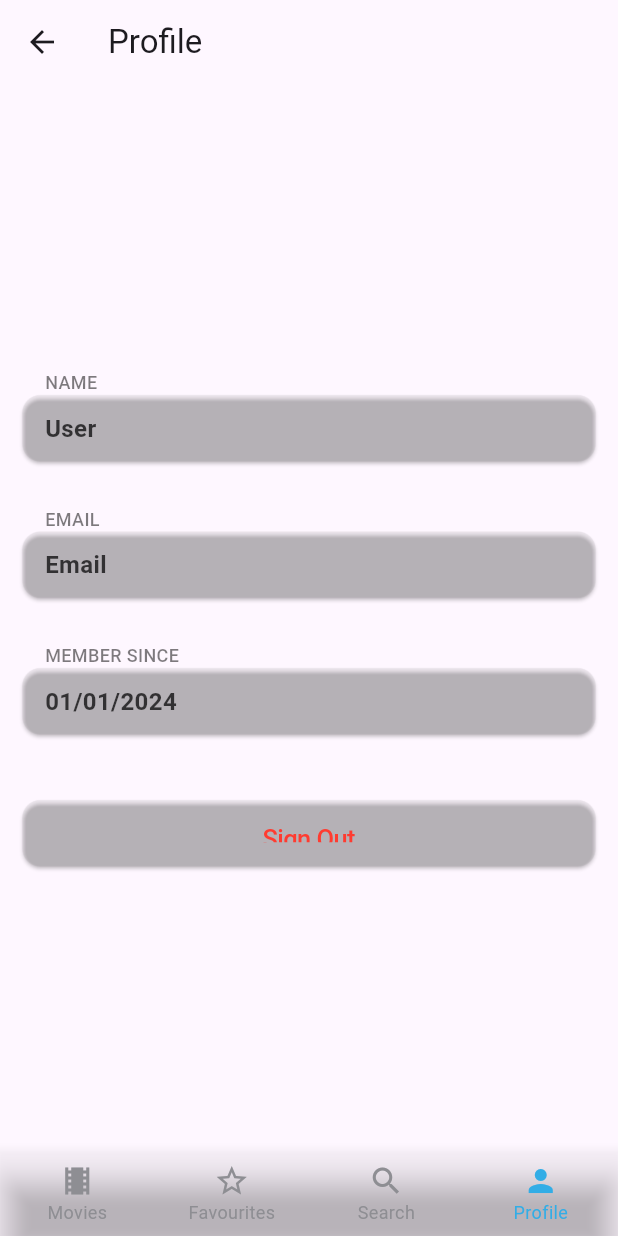
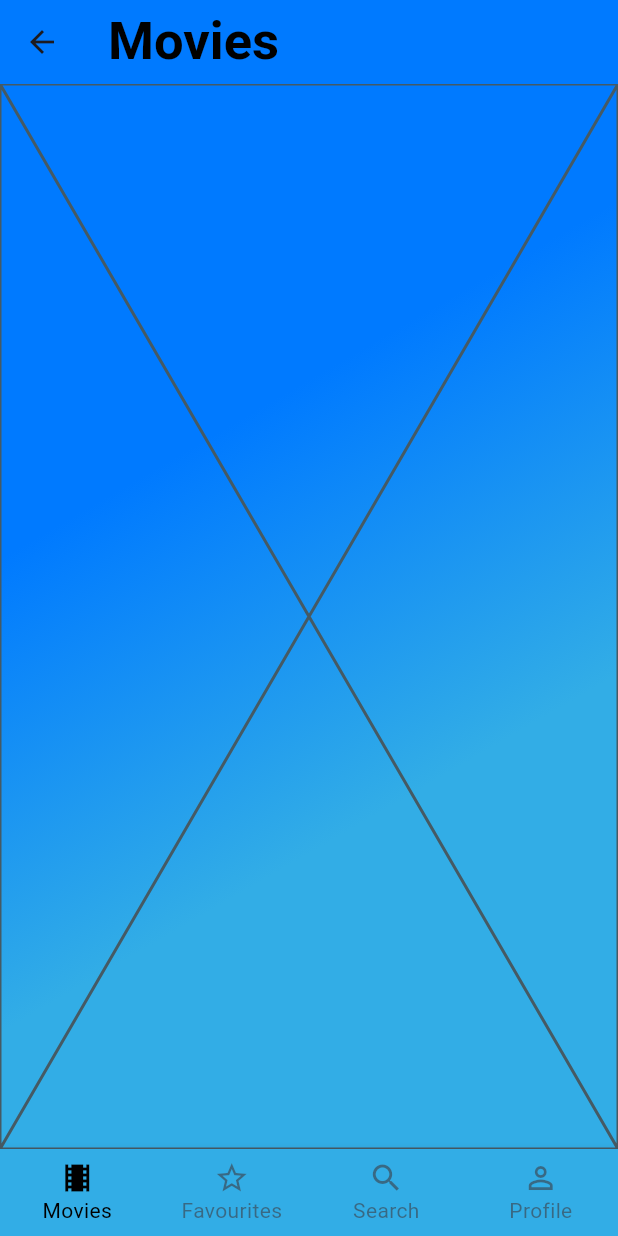
Before and after one commit to AnatolShum/Flutter_Movies, a Flutter app: the MoviesTabBar screen opened directly, on a phone screen of 412 x 824 dp. Run offline on Flutter 3.47's test engine with Material 3 defaults, Android fonts, the phone set to English and light mode, and no system bars; our stand-ins replace firebase_auth, firebase_core; accounts and stored records are empty.

Commit message:
finished with profile view

```diff
--- a/lib/views/bottom_bar_view.dart
+++ b/lib/views/bottom_bar_view.dart
@@ -13,7 +13,7 @@ class MoviesTabBar extends StatefulWidget {
 }
 
 class _MoviesTabBarState extends State<MoviesTabBar> {
-  int _selectedIndex = 3;
+  int _selectedIndex = 0;
 
   static const List<Widget> _tabBarWidgets = [
     MoviesView(),
@@ -54,12 +54,12 @@ class _MoviesTabBarState extends State<MoviesTabBar> {
             ),
         ],
         type: BottomNavigationBarType.fixed,
-        backgroundColor: Colors.transparent,
+        backgroundColor: CupertinoColors.systemCyan,
         currentIndex: _selectedIndex,
-        selectedItemColor: CupertinoColors.systemCyan,
-        selectedFontSize: 12,
-        unselectedItemColor: CupertinoColors.systemGrey,
-        unselectedFontSize: 12,
+        selectedItemColor: CupertinoColors.label,
+        selectedFontSize: 14,
+        unselectedItemColor: CupertinoColors.secondaryLabel,
+        unselectedFontSize: 14,
         showUnselectedLabels: true,
         onTap: _itemTapped,
       ),
--- a/lib/views/movies_view.dart
+++ b/lib/views/movies_view.dart
@@ -1,4 +1,5 @@
 import 'package:flutter/material.dart';
+import 'package:movies/widgets/color_scaffold.dart';
 
 class MoviesView extends StatefulWidget {
   const MoviesView({super.key});
@@ -10,10 +11,10 @@ class MoviesView extends StatefulWidget {
 class _MoviesViewState extends State<MoviesView> {
   @override
   Widget build(BuildContext context) {
-    return Scaffold(
-      appBar: AppBar(title: const Text('Movies'),),
-      backgroundColor: Colors.cyan,
-    );
+    return ColoredScaffoldWidget(
+      title: 'Movies',
+      child: Placeholder(),
+      );
   }
 }
 
--- a/lib/views/profile_view.dart
+++ b/lib/views/profile_view.dart
@@ -1,10 +1,9 @@
-import 'dart:ffi';
-
 import 'package:firebase_auth/firebase_auth.dart';
 import 'package:flutter/cupertino.dart';
 import 'package:flutter/material.dart';
 import 'package:movies/managers/alert_manager.dart';
 import 'package:movies/widgets/action_button.dart';
+import 'package:movies/widgets/color_scaffold.dart';
 import 'package:movies/widgets/profile_cell_view.dart';
 import 'package:movies/widgets/profile_header_view.dart';
 
@@ -17,7 +16,7 @@ class ProfileView extends StatefulWidget {
 
 class _ProfileViewState extends State<ProfileView> {
   AlertManager? alertManager;
-
+  final user = FirebaseAuth.instance.currentUser;
   double _space = 30;
 
   void signOut() async {
@@ -30,28 +29,43 @@ class _ProfileViewState extends State<ProfileView> {
     }
   }
 
+  String formattedDate() {
+    final creationTime = user?.metadata.creationTime;
+    if (creationTime != null) {
+      final fullDate = DateTime(creationTime.year, creationTime.month, creationTime.day).toString();
+      final splittedDare = fullDate.split(' ');
+      return splittedDare.first;
+    }
+
+    return 'N/A';
+  }
+
   @override
   Widget build(BuildContext context) {
-    return Scaffold(
-      appBar: AppBar(
-        title: const Text('Profile'),
-      ),
-      body: Center(
+    return ColoredScaffoldWidget(
+      title: 'Profile',
+      child: Center(
           child: Column(
             mainAxisAlignment: MainAxisAlignment.center,
             crossAxisAlignment: CrossAxisAlignment.stretch,
             children: [
+              Icon(
+                Icons.account_circle,
+                size: 100,
+                color: Colors.white.withOpacity(0.5),
+              ),
+              SizedBox(height: _space),
               HeaderView(title: 'name'),
-            CellView(title: 'User'),
+              CellView(title: user?.displayName ?? 'N/A'),
               SizedBox(height: _space),
               HeaderView(title: 'email'),
-            CellView(title: 'Email'),
+              CellView(title: user?.email ?? 'N/A'),
               SizedBox(height: _space),
               HeaderView(title: 'member since'),
-            CellView(title: '01/01/2024'),
+              CellView(title: formattedDate()),
               SizedBox(height: 44),
               Card(
-              color: Colors.grey.withOpacity(0.1),
+                color: Colors.white.withOpacity(0.5),
                 margin: EdgeInsets.fromLTRB(15, 0, 15, 0),
                 clipBehavior: Clip.hardEdge,
                 child: Column(
--- a/lib/views/verify_view.dart
+++ b/lib/views/verify_view.dart
@@ -13,6 +13,7 @@ class _VerifyEmailViewState extends State<VerifyEmailView> {
   void sendVerification() async {
     final user = FirebaseAuth.instance.currentUser;
     user?.sendEmailVerification();
+    Navigator.of(context).pushNamedAndRemoveUntil('/login/', (route) => false);
   }
 
   @override
--- /dev/null
+++ b/lib/widgets/color_scaffold.dart
@@ -0,0 +1,35 @@
+import 'package:flutter/cupertino.dart';
+import 'package:flutter/material.dart';
+
+class ColoredScaffoldWidget extends StatelessWidget {
+  final String? title;
+  final Widget child;
+  const ColoredScaffoldWidget({super.key, this.title, required this.child});
+
+  @override
+  Widget build(BuildContext context) {
+    return Scaffold(
+      appBar: AppBar(
+        title: (title != null) ? Text(title!) : null,
+        titleTextStyle: TextStyle(
+            fontSize: 35, fontWeight: FontWeight.w700, color: Colors.black),
+        backgroundColor: CupertinoColors.systemBlue,
+      ),
+      body: Container(
+        decoration: BoxDecoration(
+          gradient: LinearGradient(
+            begin: Alignment.topLeft,
+            end: Alignment.bottomRight,
+            colors: [
+              CupertinoColors.systemBlue,
+              CupertinoColors.systemBlue,
+              CupertinoColors.systemCyan,
+              CupertinoColors.systemCyan,
+            ],
+          ),
+        ),
+        child: child,
+      ),
+    );
+  }
+}
--- a/lib/widgets/profile_cell_view.dart
+++ b/lib/widgets/profile_cell_view.dart
@@ -9,7 +9,7 @@ class CellView extends StatelessWidget {
   @override
   Widget build(BuildContext context) {
     return Card(
-      color: Colors.grey.withOpacity(0.1),
+      color: Colors.white.withOpacity(0.5),
       margin: EdgeInsets.fromLTRB(15, 0, 15, 0),
       clipBehavior: Clip.hardEdge,
       child: Column(
```
Also changed, not shown: lib/views/entry_view.dart (+1 -8 lines), lib/views/favourites_view.dart (+5 -4 lines), lib/views/register_view.dart (+14 -2 lines), lib/views/search_view.dart (+5 -4 lines), lib/widgets/color_gradient.dart (deleted, +0 -23 lines). Lines whose indentation alone changed are shown as unchanged.
